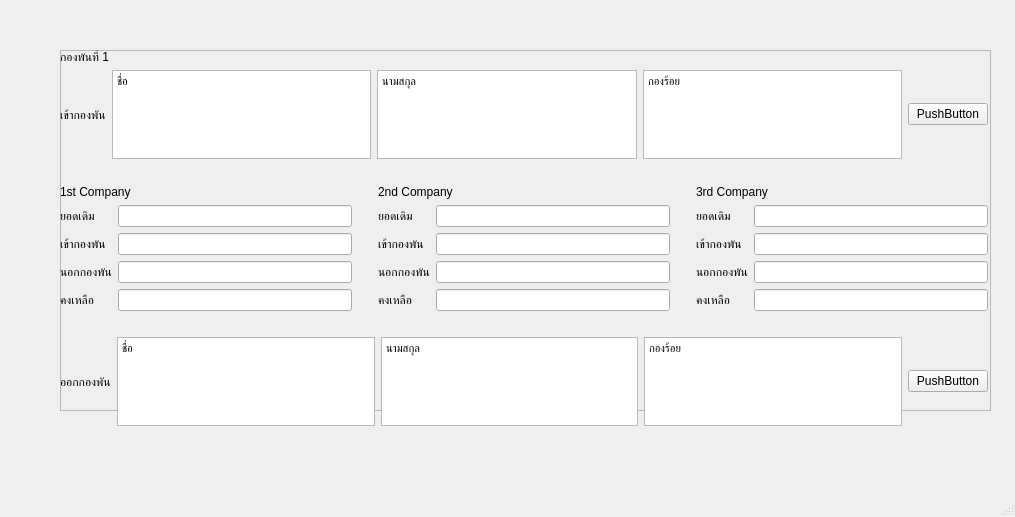
Qt form mig.ui (KHIWQQ/Check-Cadet) before a commit.
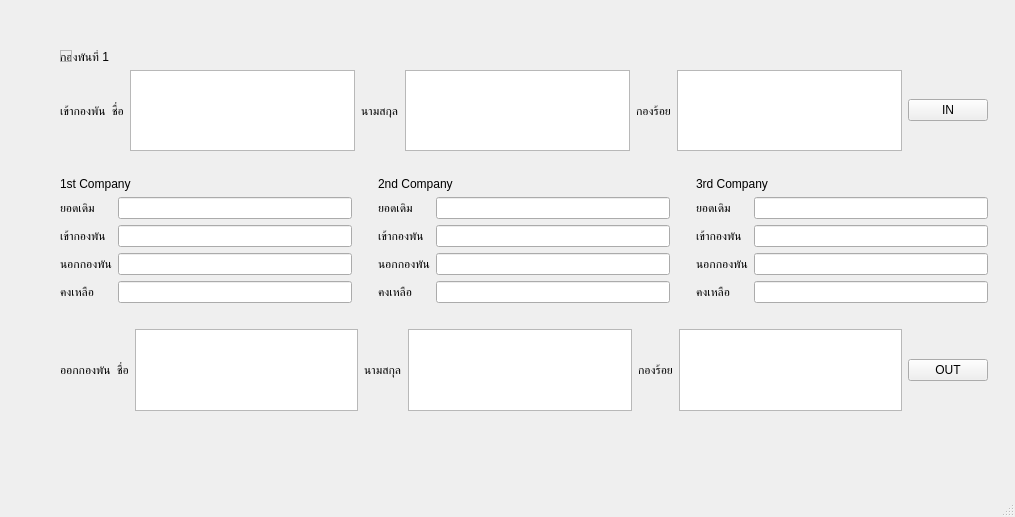
The same form after that commit.

What changed in the file:
```diff
--- a/mig.ui
+++ b/mig.ui
@@ -14,29 +14,13 @@
    <string>MainWindow</string>
   </property>
   <widget class="QWidget" name="centralwidget">
-   <widget class="QFrame" name="frame">
-    <property name="geometry">
-     <rect>
-      <x>60</x>
-      <y>50</y>
-      <width>931</width>
-      <height>361</height>
-     </rect>
-    </property>
-    <property name="frameShape">
-     <enum>QFrame::StyledPanel</enum>
-    </property>
-    <property name="frameShadow">
-     <enum>QFrame::Raised</enum>
-    </property>
-   </widget>
-   <widget class="QWidget" name="">
+   <widget class="QWidget" name="layoutWidget">
     <property name="geometry">
      <rect>
       <x>60</x>
       <y>50</y>
       <width>928</width>
-      <height>376</height>
+      <height>361</height>
      </rect>
     </property>
     <layout class="QGridLayout" name="gridLayout_10">
@@ -54,20 +38,44 @@
          <item row="0" column="0" colspan="2">
           <layout class="QGridLayout" name="gridLayout_6">
            <item row="0" column="4">
-            <widget class="QPushButton" name="in">
+            <widget class="QTextEdit" name="in_lname">
+             <property name="html">
+              <string>&lt;!DOCTYPE HTML PUBLIC &quot;-//W3C//DTD HTML 4.0//EN&quot; &quot;http://www.w3.org/TR/REC-html40/strict.dtd&quot;&gt;
+&lt;html&gt;&lt;head&gt;&lt;meta name=&quot;qrichtext&quot; content=&quot;1&quot; /&gt;&lt;style type=&quot;text/css&quot;&gt;
+p, li { white-space: pre-wrap; }
+&lt;/style&gt;&lt;/head&gt;&lt;body style=&quot; font-family:'MS Shell Dlg 2'; font-size:8.25pt; font-weight:400; font-style:normal;&quot;&gt;
+&lt;p style=&quot;-qt-paragraph-type:empty; margin-top:0px; margin-bottom:0px; margin-left:0px; margin-right:0px; -qt-block-indent:0; text-indent:0px;&quot;&gt;&lt;br /&gt;&lt;/p&gt;
+&lt;p style=&quot;-qt-paragraph-type:empty; margin-top:0px; margin-bottom:0px; margin-left:0px; margin-right:0px; -qt-block-indent:0; text-indent:0px;&quot;&gt;&lt;br /&gt;&lt;/p&gt;&lt;/body&gt;&lt;/html&gt;</string>
+             </property>
+            </widget>
+           </item>
+           <item row="0" column="6">
+            <widget class="QTextEdit" name="in_com">
+             <property name="html">
+              <string>&lt;!DOCTYPE HTML PUBLIC &quot;-//W3C//DTD HTML 4.0//EN&quot; &quot;http://www.w3.org/TR/REC-html40/strict.dtd&quot;&gt;
+&lt;html&gt;&lt;head&gt;&lt;meta name=&quot;qrichtext&quot; content=&quot;1&quot; /&gt;&lt;style type=&quot;text/css&quot;&gt;
+p, li { white-space: pre-wrap; }
+&lt;/style&gt;&lt;/head&gt;&lt;body style=&quot; font-family:'MS Shell Dlg 2'; font-size:8.25pt; font-weight:400; font-style:normal;&quot;&gt;
+&lt;p style=&quot;-qt-paragraph-type:empty; margin-top:0px; margin-bottom:0px; margin-left:0px; margin-right:0px; -qt-block-indent:0; text-indent:0px;&quot;&gt;&lt;br /&gt;&lt;/p&gt;
+&lt;p style=&quot;-qt-paragraph-type:empty; margin-top:0px; margin-bottom:0px; margin-left:0px; margin-right:0px; -qt-block-indent:0; text-indent:0px;&quot;&gt;&lt;br /&gt;&lt;/p&gt;&lt;/body&gt;&lt;/html&gt;</string>
+             </property>
+            </widget>
+           </item>
+           <item row="0" column="2">
+            <widget class="QTextEdit" name="in_uname">
+             <property name="html">
+              <string>&lt;!DOCTYPE HTML PUBLIC &quot;-//W3C//DTD HTML 4.0//EN&quot; &quot;http://www.w3.org/TR/REC-html40/strict.dtd&quot;&gt;
+&lt;html&gt;&lt;head&gt;&lt;meta name=&quot;qrichtext&quot; content=&quot;1&quot; /&gt;&lt;style type=&quot;text/css&quot;&gt;
+p, li { white-space: pre-wrap; }
+&lt;/style&gt;&lt;/head&gt;&lt;body style=&quot; font-family:'MS Shell Dlg 2'; font-size:8.25pt; font-weight:400; font-style:normal;&quot;&gt;
+&lt;p style=&quot;-qt-paragraph-type:empty; margin-top:0px; margin-bottom:0px; margin-left:0px; margin-right:0px; -qt-block-indent:0; text-indent:0px;&quot;&gt;&lt;br /&gt;&lt;/p&gt;&lt;/body&gt;&lt;/html&gt;</string>
+             </property>
+            </widget>
+           </item>
+           <item row="0" column="7">
+            <widget class="QPushButton" name="pushButton">
              <property name="text">
-              <string>PushButton</string>
-             </property>
-            </widget>
-           </item>
-           <item row="0" column="1">
-            <widget class="QTextEdit" name="in_name">
-             <property name="html">
-              <string>&lt;!DOCTYPE HTML PUBLIC &quot;-//W3C//DTD HTML 4.0//EN&quot; &quot;http://www.w3.org/TR/REC-html40/strict.dtd&quot;&gt;
-&lt;html&gt;&lt;head&gt;&lt;meta name=&quot;qrichtext&quot; content=&quot;1&quot; /&gt;&lt;style type=&quot;text/css&quot;&gt;
-p, li { white-space: pre-wrap; }
-&lt;/style&gt;&lt;/head&gt;&lt;body style=&quot; font-family:'MS Shell Dlg 2'; font-size:8.25pt; font-weight:400; font-style:normal;&quot;&gt;
-&lt;p style=&quot; margin-top:0px; margin-bottom:0px; margin-left:0px; margin-right:0px; -qt-block-indent:0; text-indent:0px;&quot;&gt;ชื่อ&lt;/p&gt;&lt;/body&gt;&lt;/html&gt;</string>
+              <string>IN</string>
              </property>
             </widget>
            </item>
@@ -78,25 +86,24 @@
              </property>
             </widget>
            </item>
-           <item row="0" column="2">
-            <widget class="QTextEdit" name="textEdit_2">
-             <property name="html">
-              <string>&lt;!DOCTYPE HTML PUBLIC &quot;-//W3C//DTD HTML 4.0//EN&quot; &quot;http://www.w3.org/TR/REC-html40/strict.dtd&quot;&gt;
-&lt;html&gt;&lt;head&gt;&lt;meta name=&quot;qrichtext&quot; content=&quot;1&quot; /&gt;&lt;style type=&quot;text/css&quot;&gt;
-p, li { white-space: pre-wrap; }
-&lt;/style&gt;&lt;/head&gt;&lt;body style=&quot; font-family:'MS Shell Dlg 2'; font-size:8.25pt; font-weight:400; font-style:normal;&quot;&gt;
-&lt;p style=&quot; margin-top:0px; margin-bottom:0px; margin-left:0px; margin-right:0px; -qt-block-indent:0; text-indent:0px;&quot;&gt;นามสกุล&lt;/p&gt;&lt;/body&gt;&lt;/html&gt;</string>
+           <item row="0" column="1">
+            <widget class="QLabel" name="label_17">
+             <property name="text">
+              <string>ชื่อ</string>
              </property>
             </widget>
            </item>
            <item row="0" column="3">
-            <widget class="QTextEdit" name="textEdit_3">
-             <property name="html">
-              <string>&lt;!DOCTYPE HTML PUBLIC &quot;-//W3C//DTD HTML 4.0//EN&quot; &quot;http://www.w3.org/TR/REC-html40/strict.dtd&quot;&gt;
-&lt;html&gt;&lt;head&gt;&lt;meta name=&quot;qrichtext&quot; content=&quot;1&quot; /&gt;&lt;style type=&quot;text/css&quot;&gt;
-p, li { white-space: pre-wrap; }
-&lt;/style&gt;&lt;/head&gt;&lt;body style=&quot; font-family:'MS Shell Dlg 2'; font-size:8.25pt; font-weight:400; font-style:normal;&quot;&gt;
-&lt;p style=&quot; margin-top:0px; margin-bottom:0px; margin-left:0px; margin-right:0px; -qt-block-indent:0; text-indent:0px;&quot;&gt;กองร้อย&lt;/p&gt;&lt;/body&gt;&lt;/html&gt;</string>
+            <widget class="QLabel" name="label_18">
+             <property name="text">
+              <string>นามสกุล</string>
+             </property>
+            </widget>
+           </item>
+           <item row="0" column="5">
+            <widget class="QLabel" name="label_19">
+             <property name="text">
+              <string>กองร้อย</string>
              </property>
             </widget>
            </item>
@@ -332,17 +339,6 @@
              </property>
             </widget>
            </item>
-           <item row="0" column="1">
-            <widget class="QTextEdit" name="textEdit_4">
-             <property name="html">
-              <string>&lt;!DOCTYPE HTML PUBLIC &quot;-//W3C//DTD HTML 4.0//EN&quot; &quot;http://www.w3.org/TR/REC-html40/strict.dtd&quot;&gt;
-&lt;html&gt;&lt;head&gt;&lt;meta name=&quot;qrichtext&quot; content=&quot;1&quot; /&gt;&lt;style type=&quot;text/css&quot;&gt;
-p, li { white-space: pre-wrap; }
-&lt;/style&gt;&lt;/head&gt;&lt;body style=&quot; font-family:'MS Shell Dlg 2'; font-size:8.25pt; font-weight:400; font-style:normal;&quot;&gt;
-&lt;p style=&quot; margin-top:0px; margin-bottom:0px; margin-left:0px; margin-right:0px; -qt-block-indent:0; text-indent:0px;&quot;&gt;ชื่อ&lt;/p&gt;&lt;/body&gt;&lt;/html&gt;</string>
-             </property>
-            </widget>
-           </item>
            <item row="0" column="2">
             <widget class="QTextEdit" name="textEdit_5">
              <property name="html">
@@ -350,25 +346,59 @@
 &lt;html&gt;&lt;head&gt;&lt;meta name=&quot;qrichtext&quot; content=&quot;1&quot; /&gt;&lt;style type=&quot;text/css&quot;&gt;
 p, li { white-space: pre-wrap; }
 &lt;/style&gt;&lt;/head&gt;&lt;body style=&quot; font-family:'MS Shell Dlg 2'; font-size:8.25pt; font-weight:400; font-style:normal;&quot;&gt;
-&lt;p style=&quot; margin-top:0px; margin-bottom:0px; margin-left:0px; margin-right:0px; -qt-block-indent:0; text-indent:0px;&quot;&gt;นามสกุล&lt;/p&gt;&lt;/body&gt;&lt;/html&gt;</string>
-             </property>
-            </widget>
-           </item>
-           <item row="0" column="3">
-            <widget class="QTextEdit" name="textEdit_6">
-             <property name="html">
-              <string>&lt;!DOCTYPE HTML PUBLIC &quot;-//W3C//DTD HTML 4.0//EN&quot; &quot;http://www.w3.org/TR/REC-html40/strict.dtd&quot;&gt;
-&lt;html&gt;&lt;head&gt;&lt;meta name=&quot;qrichtext&quot; content=&quot;1&quot; /&gt;&lt;style type=&quot;text/css&quot;&gt;
-p, li { white-space: pre-wrap; }
-&lt;/style&gt;&lt;/head&gt;&lt;body style=&quot; font-family:'MS Shell Dlg 2'; font-size:8.25pt; font-weight:400; font-style:normal;&quot;&gt;
-&lt;p style=&quot; margin-top:0px; margin-bottom:0px; margin-left:0px; margin-right:0px; -qt-block-indent:0; text-indent:0px;&quot;&gt;กองร้อย&lt;/p&gt;&lt;/body&gt;&lt;/html&gt;</string>
+&lt;p style=&quot;-qt-paragraph-type:empty; margin-top:0px; margin-bottom:0px; margin-left:0px; margin-right:0px; -qt-block-indent:0; text-indent:0px;&quot;&gt;&lt;br /&gt;&lt;/p&gt;&lt;/body&gt;&lt;/html&gt;</string>
              </property>
             </widget>
            </item>
            <item row="0" column="4">
+            <widget class="QTextEdit" name="out_lnamet_5">
+             <property name="html">
+              <string>&lt;!DOCTYPE HTML PUBLIC &quot;-//W3C//DTD HTML 4.0//EN&quot; &quot;http://www.w3.org/TR/REC-html40/strict.dtd&quot;&gt;
+&lt;html&gt;&lt;head&gt;&lt;meta name=&quot;qrichtext&quot; content=&quot;1&quot; /&gt;&lt;style type=&quot;text/css&quot;&gt;
+p, li { white-space: pre-wrap; }
+&lt;/style&gt;&lt;/head&gt;&lt;body style=&quot; font-family:'MS Shell Dlg 2'; font-size:8.25pt; font-weight:400; font-style:normal;&quot;&gt;
+&lt;p style=&quot;-qt-paragraph-type:empty; margin-top:0px; margin-bottom:0px; margin-left:0px; margin-right:0px; -qt-block-indent:0; text-indent:0px;&quot;&gt;&lt;br /&gt;&lt;/p&gt;
+&lt;p style=&quot;-qt-paragraph-type:empty; margin-top:0px; margin-bottom:0px; margin-left:0px; margin-right:0px; -qt-block-indent:0; text-indent:0px;&quot;&gt;&lt;br /&gt;&lt;/p&gt;&lt;/body&gt;&lt;/html&gt;</string>
+             </property>
+            </widget>
+           </item>
+           <item row="0" column="7">
             <widget class="QPushButton" name="pushButton_2">
              <property name="text">
-              <string>PushButton</string>
+              <string>OUT</string>
+             </property>
+            </widget>
+           </item>
+           <item row="0" column="6">
+            <widget class="QTextEdit" name="out_com">
+             <property name="html">
+              <string>&lt;!DOCTYPE HTML PUBLIC &quot;-//W3C//DTD HTML 4.0//EN&quot; &quot;http://www.w3.org/TR/REC-html40/strict.dtd&quot;&gt;
+&lt;html&gt;&lt;head&gt;&lt;meta name=&quot;qrichtext&quot; content=&quot;1&quot; /&gt;&lt;style type=&quot;text/css&quot;&gt;
+p, li { white-space: pre-wrap; }
+&lt;/style&gt;&lt;/head&gt;&lt;body style=&quot; font-family:'MS Shell Dlg 2'; font-size:8.25pt; font-weight:400; font-style:normal;&quot;&gt;
+&lt;p style=&quot;-qt-paragraph-type:empty; margin-top:0px; margin-bottom:0px; margin-left:0px; margin-right:0px; -qt-block-indent:0; text-indent:0px;&quot;&gt;&lt;br /&gt;&lt;/p&gt;
+&lt;p style=&quot;-qt-paragraph-type:empty; margin-top:0px; margin-bottom:0px; margin-left:0px; margin-right:0px; -qt-block-indent:0; text-indent:0px;&quot;&gt;&lt;br /&gt;&lt;/p&gt;&lt;/body&gt;&lt;/html&gt;</string>
+             </property>
+            </widget>
+           </item>
+           <item row="0" column="3">
+            <widget class="QLabel" name="label_21">
+             <property name="text">
+              <string>นามสกุล</string>
+             </property>
+            </widget>
+           </item>
+           <item row="0" column="1">
+            <widget class="QLabel" name="label_20">
+             <property name="text">
+              <string>ชื่อ</string>
+             </property>
+            </widget>
+           </item>
+           <item row="0" column="5">
+            <widget class="QLabel" name="label_22">
+             <property name="text">
+              <string>กองร้อย</string>
              </property>
             </widget>
            </item>
@@ -380,6 +410,28 @@
      </item>
     </layout>
    </widget>
+   <widget class="QWidget" name="">
+    <property name="geometry">
+     <rect>
+      <x>60</x>
+      <y>50</y>
+      <width>12</width>
+      <height>12</height>
+     </rect>
+    </property>
+    <layout class="QGridLayout" name="gridLayout_3">
+     <item row="0" column="0">
+      <widget class="QFrame" name="frame">
+       <property name="frameShape">
+        <enum>QFrame::StyledPanel</enum>
+       </property>
+       <property name="frameShadow">
+        <enum>QFrame::Raised</enum>
+       </property>
+      </widget>
+     </item>
+    </layout>
+   </widget>
   </widget>
   <widget class="QMenuBar" name="menubar">
    <property name="geometry">
```
Left out of the diff: 30 changed lines with no effect on the pictures.
